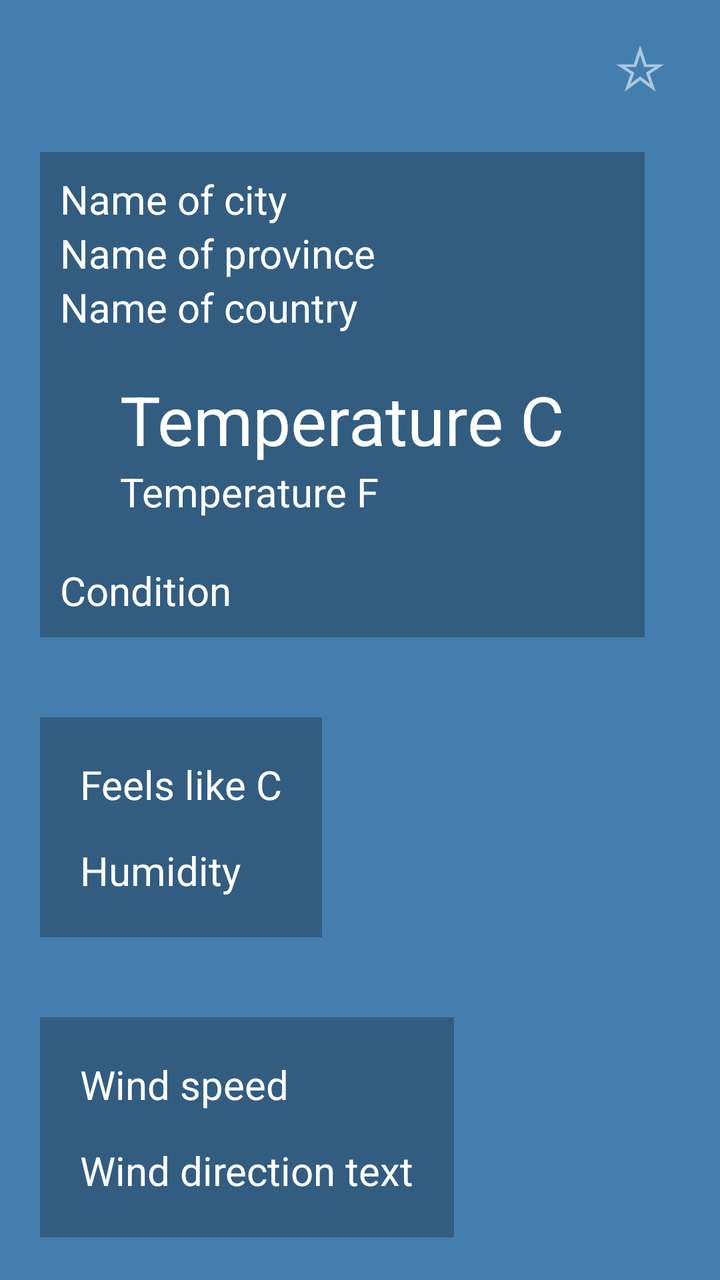
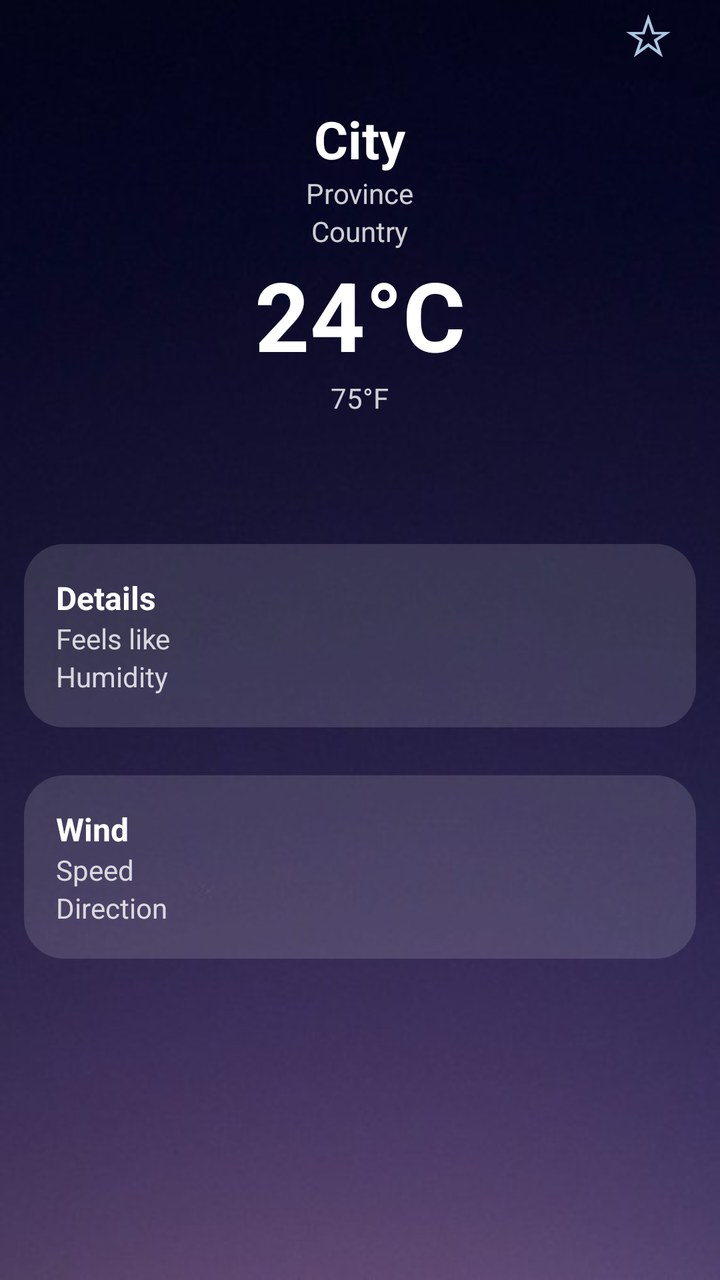

The first picture is an Android layout as it rendered before a commit; the second is the same layout after the commit. The layout source and the unified diff follow.
<!-- AndroidManifest.xml: application theme Theme.COMP30252 -->
<!-- res/layout/fragment_show_weather.xml -->
<?xml version="1.0" encoding="utf-8"?>
<layout xmlns:android="http://schemas.android.com/apk/res/android"
    xmlns:app="http://schemas.android.com/apk/res-auto"
    xmlns:tools="http://schemas.android.com/tools">

    <LinearLayout
   
   
    android:layout_width="match_parent"
    android:layout_height="match_parent"
    android:background="#447eaf"
    android:orientation="vertical"
    tools:context=".ShowWeatherFragment">

        
        <LinearLayout
            android:layout_width="match_parent"
            android:layout_height="wrap_content"
            android:orientation="horizontal"
            android:gravity="end"
            android:paddingEnd="16dp"
            android:paddingTop="8dp">

            <TextView
                android:id="@+id/bookmarkButton"
                android:layout_width="48dp"
                android:layout_height="48dp"
                android:text="&#9734;"
                android:textSize="30sp"
                android:textColor="#aac8e0"
                android:gravity="center"
                android:clickable="true"
                android:focusable="true" />
        </LinearLayout>
        
        <TextView
            android:id="@+id/saveMessageTextView"
            android:layout_width="match_parent"
            android:layout_height="wrap_content"
            android:text=""
            android:textColor="#F59E0B"
            android:textSize="14sp"
            android:gravity="center"
            android:paddingBottom="8dp"
            android:visibility="gone" />

        <LinearLayout
        android:id="@+id/currentConditionsArea"
        android:layout_width="wrap_content"
        android:layout_height="wrap_content"
        android:layout_margin="20sp"
        android:background="#325d81"
        android:orientation="vertical"
        android:paddingStart="10sp"
        android:paddingTop="10sp"
        android:paddingEnd="10sp"
        android:paddingBottom="10sp">

        <TextView
            android:id="@+id/cityNameTextView"
            android:layout_width="wrap_content"
            android:layout_height="wrap_content"
            android:layout_marginTop="0dp"
            android:text="Name of city"
            android:textColor="@color/white"
            android:textSize="20sp" />

        <TextView
            android:id="@+id/provinceNameTextView"
            android:layout_width="wrap_content"
            android:layout_height="wrap_content"
            android:layout_marginTop="0dp"
            android:text="Name of province"
            android:textColor="@color/white"
            android:textSize="20sp" />

        <TextView
            android:id="@+id/countryNameTextView"
            android:layout_width="wrap_content"
            android:layout_height="wrap_content"

            android:layout_marginTop="0dp"
            android:layout_marginBottom="0dp"
            android:text="Name of country"
            android:textColor="@color/white"
            android:textSize="20sp" />

        <TextView
            android:id="@+id/currentTemperatureCTextView"
            android:layout_width="wrap_content"
            android:layout_height="wrap_content"
            android:layout_marginStart="30dp"
            android:layout_marginTop="20dp"
            android:layout_marginEnd="30dp"
            android:text="Temperature C"
            android:textColor="@color/white"
            android:textSize="34sp" />

        <TextView
            android:id="@+id/currentTemperatureFTextView"
            android:layout_width="wrap_content"
            android:layout_height="wrap_content"
            android:layout_marginStart="30dp"
            android:text="Temperature F"
            android:textColor="@color/white"
            android:textSize="20sp" />

        <ImageView
            android:id="@+id/imageView"
            android:layout_width="wrap_content"
            android:layout_height="wrap_content"
            android:layout_marginTop="22dp"
            app:layout_constraintBottom_toBottomOf="parent"
            app:layout_constraintEnd_toEndOf="parent"
            app:layout_constraintStart_toStartOf="parent"
            app:layout_constraintTop_toTopOf="parent"
            app:srcCompat="@drawable/back" />

        <TextView
            android:id="@+id/conditionTextTextView"
            android:layout_width="wrap_content"
            android:layout_height="wrap_content"

            android:text="Condition"
            android:textColor="@color/white"
            android:textSize="20sp" />

    </LinearLayout>

    <LinearLayout
        android:id="@+id/feelsLikeArea"
        android:layout_width="wrap_content"
        android:layout_height="wrap_content"
        android:layout_margin="20sp"
        android:background="#325d81"
        android:orientation="vertical"
        android:paddingStart="20sp"
        android:paddingTop="20sp"
        android:paddingEnd="20sp"
        android:paddingBottom="20sp">

        <TextView
            android:id="@+id/feelsLikeCTextView"
            android:layout_width="wrap_content"
            android:layout_height="wrap_content"
            android:text="Feels like C"
            android:textColor="@color/white"
            android:textSize="20sp" />

        <TextView
            android:id="@+id/humidityTextView"
            android:layout_width="wrap_content"
            android:layout_height="wrap_content"
            android:layout_marginStart="0dp"
            android:layout_marginTop="16dp"
            android:text="Humidity"
            android:textColor="@color/white"
            android:textSize="20sp" />

    </LinearLayout>


    <LinearLayout
        android:id="@+id/windSpeedArea"
        android:layout_width="wrap_content"
        android:layout_height="wrap_content"
        android:layout_margin="20sp"
        android:background="#325d81"
        android:orientation="vertical"
        android:padding="20sp">

        <TextView
            android:id="@+id/windSpeedTextView"
            android:layout_width="wrap_content"
            android:layout_height="wrap_content"
            android:text="Wind speed"
            android:textColor="@color/white"
            android:textSize="20sp" />

        <TextView
            android:id="@+id/windDirectionTextTextView"
            android:layout_width="wrap_content"
            android:layout_height="wrap_content"
            android:layout_marginTop="16dp"
            android:text="Wind direction text"
            android:textColor="@color/white"
            android:textSize="20sp" />

    </LinearLayout>

</LinearLayout>

</layout>
<!-- resources referenced by this layout -->
<resources>
  <color name="white">#FFFFFFFF</color>
  <!-- drawable back (drawable) -->
  <shape xmlns:android="http://schemas.android.com/apk/res/android">
      <solid android:color="#4682B4" />
      <stroke
          android:width="10sp"
          android:color="#4fa5d5" />
      <corners android:radius="20sp" />
  </shape>
  <style name="Theme.COMP30252" parent="Base.Theme.COMP30252" />
  <style name="Base.Theme.COMP30252" parent="Theme.Material3.DayNight.NoActionBar">
          
          
      </style>
</resources>

<!-- the commit's change to res/layout/fragment_show_weather.xml (unified diff, before → after) -->
@@ -1,193 +1,180 @@
 <?xml version="1.0" encoding="utf-8"?>
-<layout xmlns:android="http://schemas.android.com/apk/res/android"
-    xmlns:app="http://schemas.android.com/apk/res-auto"
-    xmlns:tools="http://schemas.android.com/tools">
+<layout xmlns:android="http://schemas.android.com/apk/res/android">
 
-    <LinearLayout
-   
-   
-    android:layout_width="match_parent"
-    android:layout_height="match_parent"
-    android:background="#447eaf"
-    android:orientation="vertical"
-    tools:context=".ShowWeatherFragment">
+    <FrameLayout
+        android:layout_width="match_parent"
+        android:layout_height="match_parent"
+        android:background="@drawable/bg">
+
+        
+        <ScrollView
+            android:layout_width="match_parent"
+            android:layout_height="match_parent"
+            android:paddingTop="260dp">
+
+            <LinearLayout
+                android:layout_width="match_parent"
+                android:layout_height="wrap_content"
+                android:orientation="vertical">
+
+                
+                <TextView
+                    android:id="@+id/saveMessageTextView"
+                    android:layout_width="match_parent"
+                    android:layout_height="wrap_content"
+                    android:text=""
+                    android:textColor="@color/accent"
+                    android:gravity="center"
+                    android:visibility="gone"/>
+
+                
+                <LinearLayout
+                    android:layout_width="match_parent"
+                    android:layout_height="wrap_content"
+                    android:layout_margin="12dp"
+                    android:padding="16dp"
+                    android:background="@drawable/glass_card"
+                    android:orientation="vertical">
+
+                    <TextView
+                        android:layout_width="wrap_content"
+                        android:layout_height="wrap_content"
+                        android:text="Details"
+                        android:textColor="@android:color/white"
+                        android:textStyle="bold"
+                        android:textSize="16sp"/>
+
+                    <TextView
+                        android:id="@+id/feelsLikeCTextView"
+                        android:layout_width="wrap_content"
+                        android:layout_height="wrap_content"
+                        android:text="Feels like"
+                        android:textColor="#CCFFFFFF"/>
+
+                    <TextView
+                        android:id="@+id/humidityTextView"
+                        android:layout_width="wrap_content"
+                        android:layout_height="wrap_content"
+                        android:text="Humidity"
+                        android:textColor="#CCFFFFFF"/>
+
+                </LinearLayout>
+
+                
+                <LinearLayout
+                    android:layout_width="match_parent"
+                    android:layout_height="wrap_content"
+                    android:layout_margin="12dp"
+                    android:padding="16dp"
+                    android:background="@drawable/glass_card"
+                    android:orientation="vertical">
+
+                    <TextView
+                        android:layout_width="wrap_content"
+                        android:layout_height="wrap_content"
+                        android:text="Wind"
+                        android:textColor="@android:color/white"
+                        android:textStyle="bold"
+                        android:textSize="16sp"/>
+
+                    <TextView
+                        android:id="@+id/windSpeedTextView"
+                        android:layout_width="wrap_content"
+                        android:layout_height="wrap_content"
+                        android:text="Speed"
+                        android:textColor="#CCFFFFFF"/>
+
+                    <TextView
+                        android:id="@+id/windDirectionTextTextView"
+                        android:layout_width="wrap_content"
+                        android:layout_height="wrap_content"
+                        android:text="Direction"
+                        android:textColor="#CCFFFFFF"/>
+
+                </LinearLayout>
+
+            </LinearLayout>
+
+        </ScrollView>
 
         
         <LinearLayout
             android:layout_width="match_parent"
-            android:layout_height="wrap_content"
-            android:orientation="horizontal"
-            android:gravity="end"
-            android:paddingEnd="16dp"
-            android:paddingTop="8dp">
+            android:layout_height="260dp"
+            android:gravity="center"
+            android:orientation="vertical">
 
+            
             <TextView
                 android:id="@+id/bookmarkButton"
                 android:layout_width="48dp"
                 android:layout_height="48dp"
-                android:text="&#9734;"
-                android:textSize="30sp"
-                android:textColor="#aac8e0"
+                android:text="☆"
+                android:textSize="28sp"
+                android:textColor="#AAC8E0"
                 android:gravity="center"
-                android:clickable="true"
-                android:focusable="true" />
+                android:layout_gravity="end"
+                android:layout_margin="12dp"/>
+
+            
+            <TextView
+                android:id="@+id/cityNameTextView"
+                android:layout_width="wrap_content"
+                android:layout_height="wrap_content"
+                android:text="City"
+                android:textSize="26sp"
+                android:textStyle="bold"
+                android:textColor="@android:color/white"/>
+
+            <TextView
+                android:id="@+id/provinceNameTextView"
+                android:layout_width="wrap_content"
+                android:layout_height="wrap_content"
+                android:text="Province"
+                android:textColor="#CCFFFFFF"/>
+
+            <TextView
+                android:id="@+id/countryNameTextView"
+                android:layout_width="wrap_content"
+                android:layout_height="wrap_content"
+                android:text="Country"
+                android:textColor="#CCFFFFFF"/>
+
+            
+            <TextView
+                android:id="@+id/currentTemperatureCTextView"
+                android:layout_width="wrap_content"
+                android:layout_height="wrap_content"
+                android:text="24°C"
+                android:textSize="48sp"
+                android:textStyle="bold"
+                android:textColor="@android:color/white"/>
+
+            <TextView
+                android:id="@+id/currentTemperatureFTextView"
+                android:layout_width="wrap_content"
+                android:layout_height="wrap_content"
+                android:text="75°F"
+                android:textColor="#CCFFFFFF"/>
+
+            
+            <ImageView
+                android:id="@+id/imageView"
+                android:layout_width="64dp"
+                android:layout_height="64dp"
+                android:layout_marginTop="8dp"
+                android:contentDescription="weather"/>
+
+            
+            <TextView
+                android:id="@+id/conditionTextTextView"
+                android:layout_width="wrap_content"
+                android:layout_height="wrap_content"
+                android:text="Cloudy"
+                android:textColor="#CCFFFFFF"/>
+
         </LinearLayout>
-        
-        <TextView
-            android:id="@+id/saveMessageTextView"
-            android:layout_width="match_parent"
-            android:layout_height="wrap_content"
-            android:text=""
-            android:textColor="#F59E0B"
-            android:textSize="14sp"
-            android:gravity="center"
-            android:paddingBottom="8dp"
-            android:visibility="gone" />
 
-        <LinearLayout
-        android:id="@+id/currentConditionsArea"
-        android:layout_width="wrap_content"
-        android:layout_height="wrap_content"
-        android:layout_margin="20sp"
-        android:background="#325d81"
-        android:orientation="vertical"
-        android:paddingStart="10sp"
-        android:paddingTop="10sp"
-        android:paddingEnd="10sp"
-        android:paddingBottom="10sp">
-
-        <TextView
-            android:id="@+id/cityNameTextView"
-            android:layout_width="wrap_content"
-            android:layout_height="wrap_content"
-            android:layout_marginTop="0dp"
-            android:text="Name of city"
-            android:textColor="@color/white"
-            android:textSize="20sp" />
-
-        <TextView
-            android:id="@+id/provinceNameTextView"
-            android:layout_width="wrap_content"
-            android:layout_height="wrap_content"
-            android:layout_marginTop="0dp"
-            android:text="Name of province"
-            android:textColor="@color/white"
-            android:textSize="20sp" />
-
-        <TextView
-            android:id="@+id/countryNameTextView"
-            android:layout_width="wrap_content"
-            android:layout_height="wrap_content"
-
-            android:layout_marginTop="0dp"
-            android:layout_marginBottom="0dp"
-            android:text="Name of country"
-            android:textColor="@color/white"
-            android:textSize="20sp" />
-
-        <TextView
-            android:id="@+id/currentTemperatureCTextView"
-            android:layout_width="wrap_content"
-            android:layout_height="wrap_content"
-            android:layout_marginStart="30dp"
-            android:layout_marginTop="20dp"
-            android:layout_marginEnd="30dp"
-            android:text="Temperature C"
-            android:textColor="@color/white"
-            android:textSize="34sp" />
-
-        <TextView
-            android:id="@+id/currentTemperatureFTextView"
-            android:layout_width="wrap_content"
-            android:layout_height="wrap_content"
-            android:layout_marginStart="30dp"
-            android:text="Temperature F"
-            android:textColor="@color/white"
-            android:textSize="20sp" />
-
-        <ImageView
-            android:id="@+id/imageView"
-            android:layout_width="wrap_content"
-            android:layout_height="wrap_content"
-            android:layout_marginTop="22dp"
-            app:layout_constraintBottom_toBottomOf="parent"
-            app:layout_constraintEnd_toEndOf="parent"
-            app:layout_constraintStart_toStartOf="parent"
-            app:layout_constraintTop_toTopOf="parent"
-            app:srcCompat="@drawable/back" />
-
-        <TextView
-            android:id="@+id/conditionTextTextView"
-            android:layout_width="wrap_content"
-            android:layout_height="wrap_content"
-
-            android:text="Condition"
-            android:textColor="@color/white"
-            android:textSize="20sp" />
-
-    </LinearLayout>
-
-    <LinearLayout
-        android:id="@+id/feelsLikeArea"
-        android:layout_width="wrap_content"
-        android:layout_height="wrap_content"
-        android:layout_margin="20sp"
-        android:background="#325d81"
-        android:orientation="vertical"
-        android:paddingStart="20sp"
-        android:paddingTop="20sp"
-        android:paddingEnd="20sp"
-        android:paddingBottom="20sp">
-
-        <TextView
-            android:id="@+id/feelsLikeCTextView"
-            android:layout_width="wrap_content"
-            android:layout_height="wrap_content"
-            android:text="Feels like C"
-            android:textColor="@color/white"
-            android:textSize="20sp" />
-
-        <TextView
-            android:id="@+id/humidityTextView"
-            android:layout_width="wrap_content"
-            android:layout_height="wrap_content"
-            android:layout_marginStart="0dp"
-            android:layout_marginTop="16dp"
-            android:text="Humidity"
-            android:textColor="@color/white"
-            android:textSize="20sp" />
-
-    </LinearLayout>
-
-
-    <LinearLayout
-        android:id="@+id/windSpeedArea"
-        android:layout_width="wrap_content"
-        android:layout_height="wrap_content"
-        android:layout_margin="20sp"
-        android:background="#325d81"
-        android:orientation="vertical"
-        android:padding="20sp">
-
-        <TextView
-            android:id="@+id/windSpeedTextView"
-            android:layout_width="wrap_content"
-            android:layout_height="wrap_content"
-            android:text="Wind speed"
-            android:textColor="@color/white"
-            android:textSize="20sp" />
-
-        <TextView
-            android:id="@+id/windDirectionTextTextView"
-            android:layout_width="wrap_content"
-            android:layout_height="wrap_content"
-            android:layout_marginTop="16dp"
-            android:text="Wind direction text"
-            android:textColor="@color/white"
-            android:textSize="20sp" />
-
-    </LinearLayout>
-
-</LinearLayout>
+    </FrameLayout>
 
 </layout>
<!-- resource entries referenced after the edit -->
@@ -1,13 +1,11 @@
 <!-- resources referenced by this layout -->
 <resources>
-  <color name="white">#FFFFFFFF</color>
-  <!-- drawable back (drawable) -->
+  <color name="accent">#F59E0B</color>
+  <!-- drawable bg: jpg bitmap (drawable, 15109 bytes) -->
+  <!-- drawable glass_card (drawable) -->
   <shape xmlns:android="http://schemas.android.com/apk/res/android">
-      <solid android:color="#4682B4" />
-      <stroke
-          android:width="10sp"
-          android:color="#4fa5d5" />
-      <corners android:radius="20sp" />
+      <solid android:color="#22FFFFFF"/>
+      <corners android:radius="20dp"/>
   </shape>
   <style name="Theme.COMP30252" parent="Base.Theme.COMP30252" />
   <style name="Base.Theme.COMP30252" parent="Theme.Material3.DayNight.NoActionBar">
